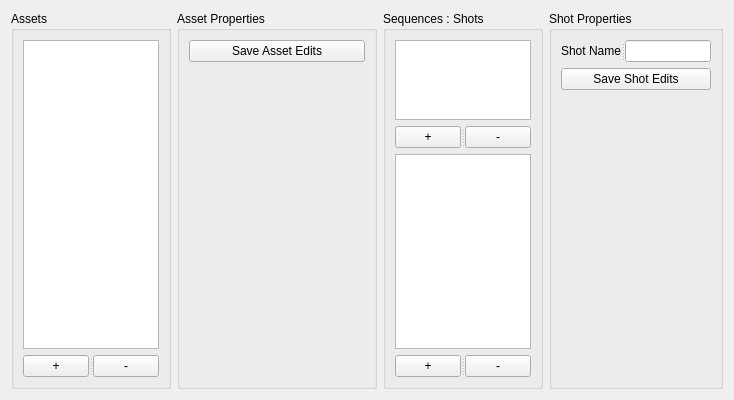
Qt form ui/projectManager_main.ui (all-in-one-of/Eve) before a commit.
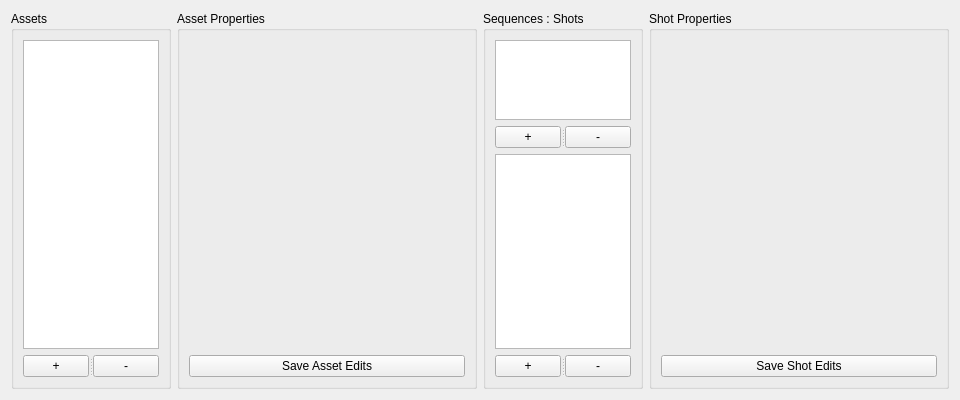
The same form after that commit.

The edit to the form file:
```diff
--- a/ui/projectManager_main.ui
+++ b/ui/projectManager_main.ui
@@ -6,7 +6,7 @@
    <rect>
     <x>0</x>
     <y>0</y>
-    <width>734</width>
+    <width>960</width>
     <height>400</height>
    </rect>
   </property>
@@ -71,6 +71,19 @@
       <item>
        <layout class="QVBoxLayout" name="assetLayout"/>
       </item>
+      <item>
+       <spacer name="verticalSpacer">
+        <property name="orientation">
+         <enum>Qt::Vertical</enum>
+        </property>
+        <property name="sizeHint" stdset="0">
+         <size>
+          <width>20</width>
+          <height>40</height>
+         </size>
+        </property>
+       </spacer>
+      </item>
       <item>
        <widget class="QPushButton" name="btn_saveAsset">
         <property name="text">
@@ -78,19 +91,6 @@
         </property>
        </widget>
       </item>
-      <item>
-       <spacer name="verticalSpacer">
-        <property name="orientation">
-         <enum>Qt::Vertical</enum>
-        </property>
-        <property name="sizeHint" stdset="0">
-         <size>
-          <width>20</width>
-          <height>40</height>
-         </size>
-        </property>
-       </spacer>
-      </item>
      </layout>
     </widget>
    </item>
@@ -163,17 +163,20 @@
      </property>
      <layout class="QVBoxLayout" name="verticalLayout_4">
       <item>
-       <widget class="QSplitter" name="splitter_5">
+       <layout class="QVBoxLayout" name="shotLayout"/>
+      </item>
+      <item>
+       <spacer name="verticalSpacer_2">
         <property name="orientation">
-         <enum>Qt::Horizontal</enum>
+         <enum>Qt::Vertical</enum>
         </property>
-        <widget class="QLabel" name="label_2">
-         <property name="text">
-          <string>Shot Name</string>
-         </property>
-        </widget>
-        <widget class="QLineEdit" name="lin_shotName"/>
-       </widget>
+        <property name="sizeHint" stdset="0">
+         <size>
+          <width>20</width>
+          <height>40</height>
+         </size>
+        </property>
+       </spacer>
       </item>
       <item>
        <widget class="QPushButton" name="btn_saveShot">
@@ -182,19 +185,6 @@
         </property>
        </widget>
       </item>
-      <item>
-       <spacer name="verticalSpacer_2">
-        <property name="orientation">
-         <enum>Qt::Vertical</enum>
-        </property>
-        <property name="sizeHint" stdset="0">
-         <size>
-          <width>20</width>
-          <height>40</height>
-         </size>
-        </property>
-       </spacer>
-      </item>
      </layout>
     </widget>
    </item>
```
